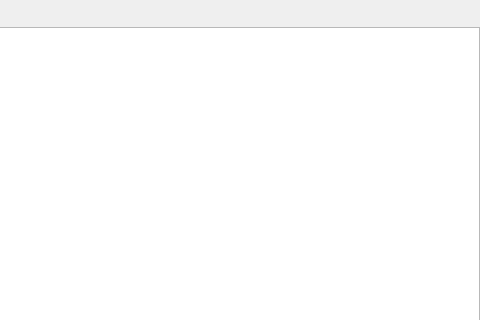
This is trunk/GUI/playlist/GUI_Playlist.ui in shahid334/sayonara-player as Qt 5 draws it before an edit; both pictures show x 223 to 703 and y 0 to 320 of the 703 by 685 pixel window. The edited form follows.
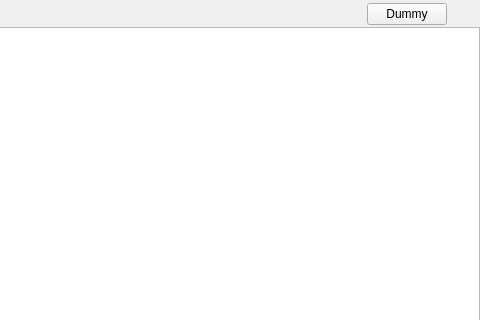
This is the edited form. Icons and pictures are not drawn. Custom widgets are drawn as their Qt base class.

Commit message: Dynamic Playlists implemented

What changed in the file:
```diff
--- a/trunk/GUI/playlist/GUI_Playlist.ui
+++ b/trunk/GUI/playlist/GUI_Playlist.ui
@@ -84,7 +84,7 @@
      </property>
     </widget>
    </item>
-   <item row="1" column="0" colspan="14">
+   <item row="1" column="0" colspan="15">
     <widget class="MyListView" name="listView">
      <property name="minimumSize">
       <size>
@@ -255,7 +255,7 @@
      </property>
     </spacer>
    </item>
-   <item row="2" column="13">
+   <item row="2" column="14">
     <widget class="QPushButton" name="btn_append">
      <property name="minimumSize">
       <size>
@@ -296,7 +296,7 @@
      </property>
     </widget>
    </item>
-   <item row="0" column="13">
+   <item row="0" column="14">
     <widget class="QPushButton" name="btn_clear">
      <property name="minimumSize">
       <size>
@@ -331,6 +331,13 @@
      </property>
     </widget>
    </item>
+   <item row="0" column="13">
+    <widget class="QPushButton" name="btn_dummy">
+     <property name="text">
+      <string>Dummy</string>
+     </property>
+    </widget>
+   </item>
   </layout>
  </widget>
  <customwidgets>
```
The commit also changes 8 other files.
